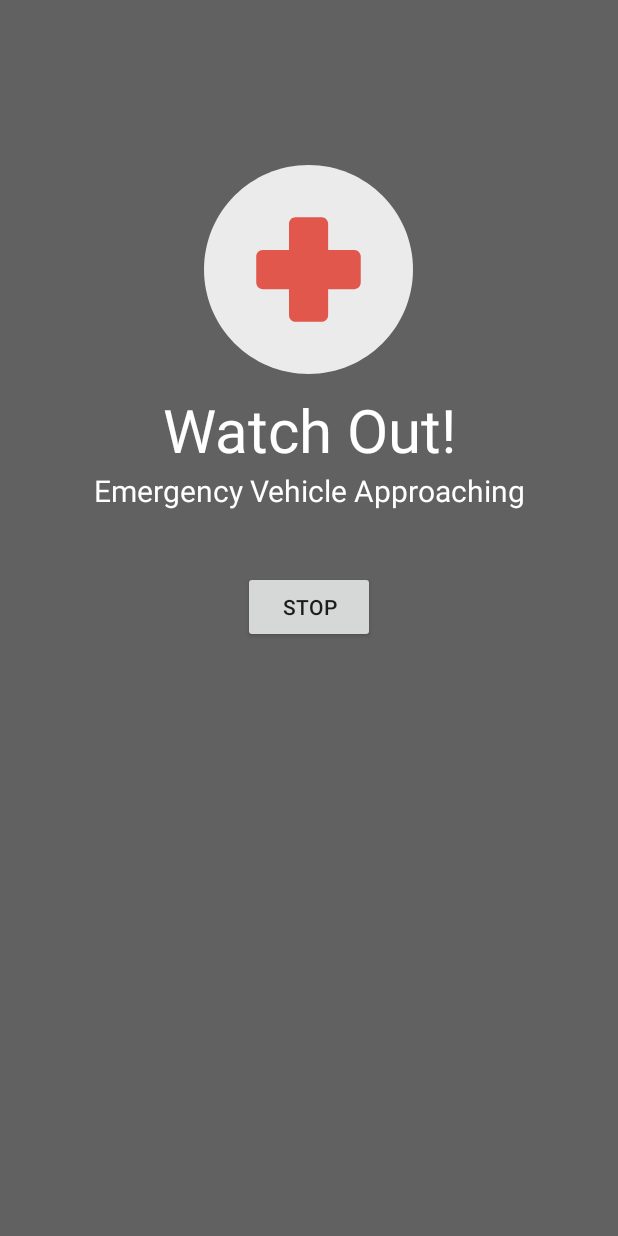
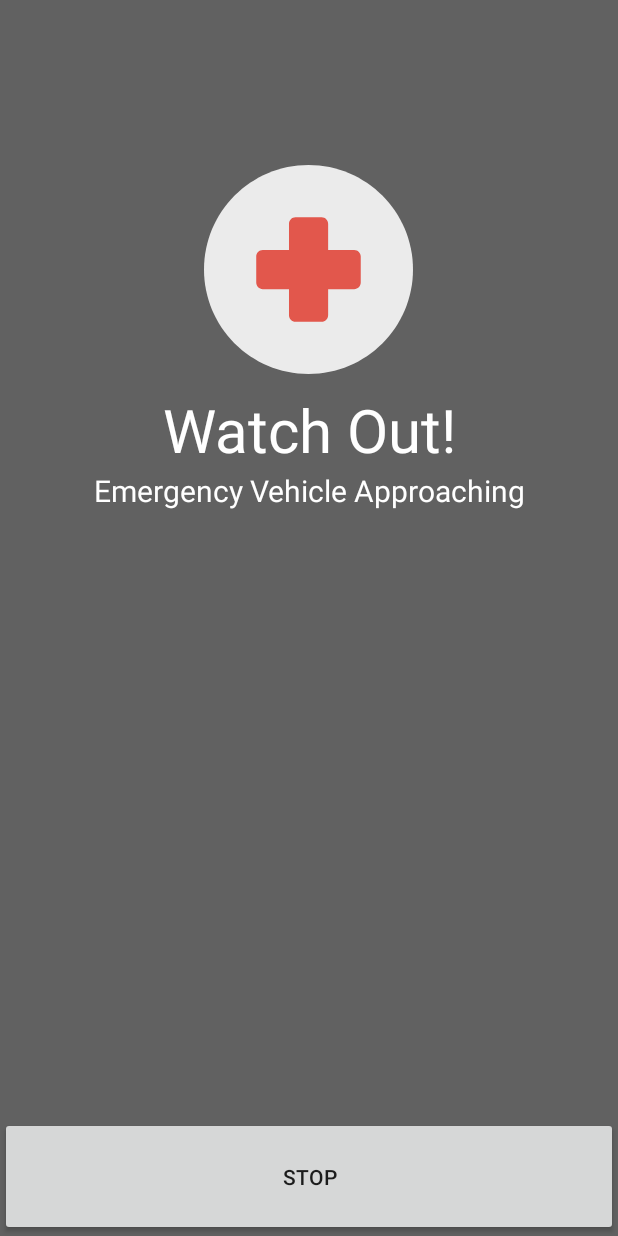
Before and after one commit to jhillkwaj/MoveOver, an Android app: the layout fragment_alert.xml on its own in the app's theme, with its tools: preview values and no code run, on a phone screen of 412 x 824 dp. Run offline under Robolectric (Android 15) with nearby library versions, the phone set to English and light mode, and no system bars.

Commit message:
More UI Work

```diff
--- a/Client App/MoveOverClient/app/src/main/res/layout/fragment_alert.xml
+++ b/Client App/MoveOverClient/app/src/main/res/layout/fragment_alert.xml
@@ -17,13 +17,15 @@
         android:layout_centerHorizontal="true" />
 
     <Button
-        android:layout_width="wrap_content"
+        android:layout_width="match_parent"
         android:layout_height="wrap_content"
         android:text="@string/stop"
         android:id="@+id/stopAlertBtn"
-        android:layout_below="@+id/ll_alert_tv"
-        android:layout_centerHorizontal="true"
-        android:layout_marginTop="40dp"/>
+        android:paddingTop="30dp"
+        android:paddingBottom="30dp"
+        android:layout_alignParentBottom="true"
+        android:layout_alignParentLeft="true"
+        android:layout_alignParentStart="true" />
 
     <LinearLayout
         android:orientation="horizontal"
```
